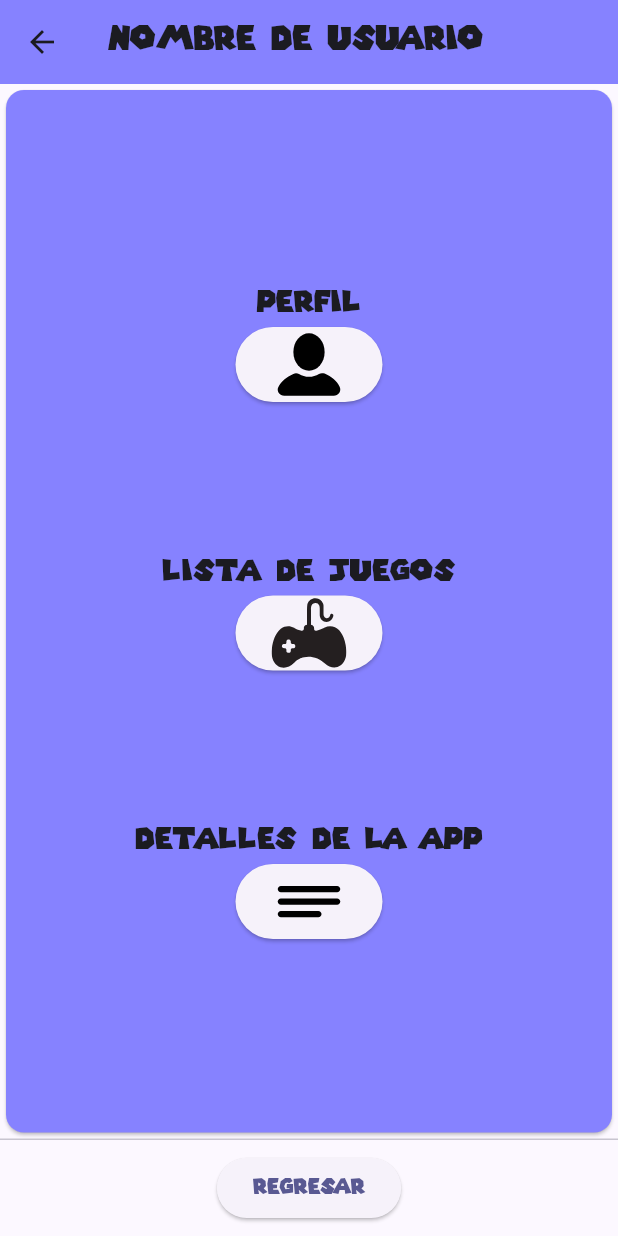
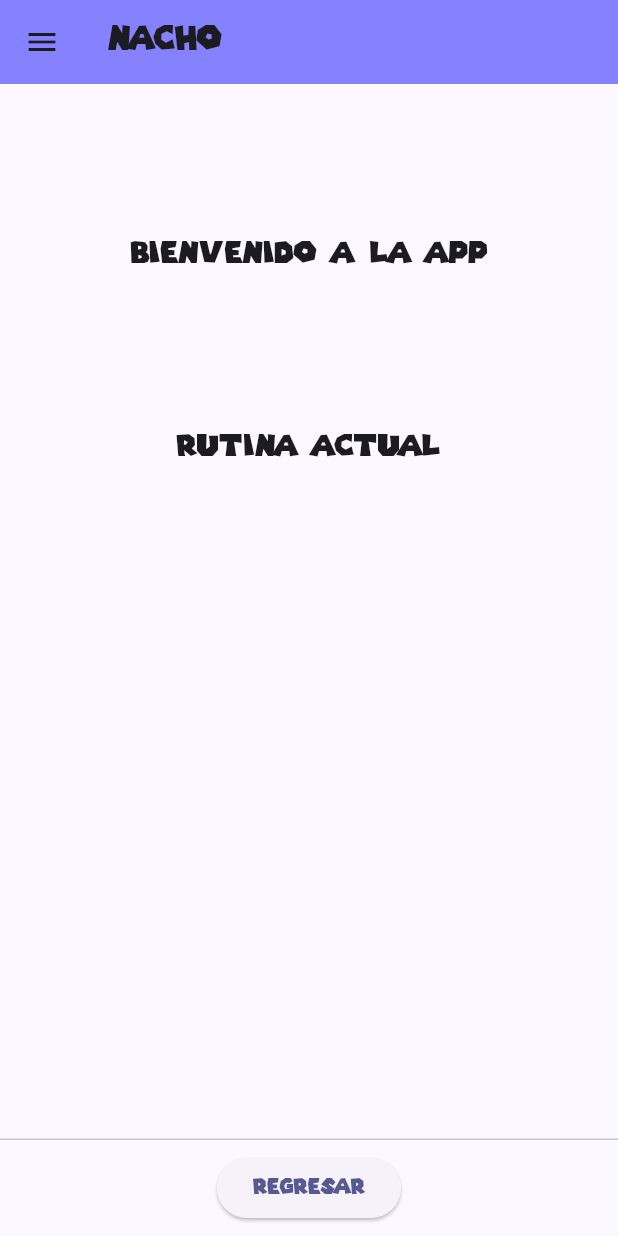
Before and after one commit to Katakur/Up_Grade, a Flutter app: the Menu screen opened directly, on a phone screen of 412 x 824 dp. Run offline on Flutter 3.47's test engine with Material 3 defaults, Android fonts, the phone set to English and light mode, and no system bars; our stand-ins replace flutter_svg; missing offline and left inert: dart:ffi.

Commit message:
Nuevas pantallas, nuevas clases, nuevo menu

```diff
--- /dev/null
+++ b/up_grade/lib/juego.dart
@@ -0,0 +1,23 @@
+import 'dart:ffi';
+
+import 'package:flutter/material.dart';
+import 'package:flutter_svg/flutter_svg.dart';
+
+import 'detallesRutina.dart';
+
+class juegos {
+  int ID;
+  String imagen;
+  String nombre;
+  int anno;
+  String genero;
+  String descripcion;
+  String link;
+  Float puntuacion;
+  int dannoTotal;
+  int tiempoPartida;
+
+  juegos(this.ID, this.imagen, this.nombre, this.anno, this.genero, this.descripcion, this.link, this.puntuacion, this.dannoTotal,
+  this.tiempoPartida);
+
+}
--- a/up_grade/lib/menu.dart
+++ b/up_grade/lib/menu.dart
@@ -22,54 +22,77 @@ class Menu extends StatelessWidget {
     return Scaffold(
       appBar: AppBar(
         backgroundColor: Color.fromARGB(255, 134, 130, 255),
-        title: Text("Nombre de usuario"),
+        title: Text("Nacho"),
       ),
 
-      body: Center(
-        child: Card(
-          color: Color.fromARGB(255, 134, 130, 255),
-        child: Column(
-          mainAxisAlignment: MainAxisAlignment.center,
+      drawer: Drawer( //Menu desplegable
+        child: ListView(
+          padding: EdgeInsets.zero,
           children: <Widget>[
-          // PERFIL DE USUARIO ///
-          Text(' Perfil ',  style: TextStyle(fontFamily: 'Mario', fontSize: 20)),
-          ElevatedButton(
-            onPressed: () {
-              Navigator.push(
-                context,
-                MaterialPageRoute(
-                builder: (context) => const perfilJugador())); //ir a perfil Jugador
-            },
-          child: SvgPicture.asset(iconUser, height: 50, width: 50,)),
-          // PERFIL DE USUARIO ///
-          Text(' \n \n \n \n'),// Salto de espacio
-          // LISTA DE JUEGOS ///
-          Text(' Lista de Juegos ',  style: TextStyle(fontFamily: 'Mario', fontSize: 20)),
-          ElevatedButton(
-            onPressed: () {
-              Navigator.push(
-                context,
-                MaterialPageRoute(
-                builder: (context) => const listaJuegos())); //ir a lista de juegos
-            },
-            child: SvgPicture.asset(iconController, height: 50, width: 50,)),
-            // LISTA DE JUEGOS ///
+            //SvgPicture.asset(icon1),
+            const DrawerHeader(
+              decoration: BoxDecoration(
+                color: Colors.amber,
+              ),
+              child: Text('Menu'),
+            ),
+            ListTile(
+              //leading: SvgPicture.asset( ),
+              //leading: Icon(Icons.iconController)
+              title: Text('Inicio'),
+              onTap: () {
+                Navigator.pop(context);
+              },
+            ),
+            ListTile(
+              leading: SvgPicture.asset(iconUser, width: 45, height: 45),
+              title: const Text('Perfil'),
+              onTap: () {
+                Navigator.push(
+                  context,
+                  MaterialPageRoute(builder: (context) => const perfilJugador()),
+                );
+              },
+            ),
+            ListTile(
+              leading: SvgPicture.asset(iconController, width: 45, height: 45),
+              title: const Text('Lista de juegos'),
+              onTap: () {
+                Navigator.push(
+                  context,
+                  MaterialPageRoute(builder: (context) => const listaJuegos()),
+                );
+              },
+            ),
+            ListTile(
+              leading: SvgPicture.asset(iconDetails, width: 45, height: 45),
+              title: const Text('Detalles de la app'),
+              onTap: () {
+                Navigator.push(
+                  context,
+                  MaterialPageRoute(builder: (context) => const DetallesApp()),
+                );
+              },
+            ),
+          ],
+        ),
+      ),
+
+       body: Center(
+        // Detalles de la aplicación
+        child:  Column(
+          mainAxisAlignment: MainAxisAlignment.start,
+          children: <Widget>[
             Text(' \n \n \n \n'),// Salto de espacio
-            // DETALLES DE LA APP ///
-            Text(' Detalles de la app ',  style: TextStyle(fontFamily: 'Mario', fontSize: 20)),
-          ElevatedButton(
-            onPressed: () {
-              Navigator.push(
-                context,
-                MaterialPageRoute(
-                builder: (context) => const DetallesApp())); //ir a lista de juegos
-            },
-            child: SvgPicture.asset(iconDetails, height: 50, width: 50,)),
-        Row(),
+
+            Text(' Bienvenido a la App ',  style: TextStyle(fontFamily: 'Mario', fontSize: 20)),
+
+            Text(' \n \n \n \n'),// Salto de espacio
+
+            Text(' Rutina actual ',  style: TextStyle(fontFamily: 'Mario', fontSize: 20)),
           ]
         )
-      )
-    ),
+      ),
 
       persistentFooterAlignment: AlignmentDirectional.bottomCenter,
       persistentFooterButtons: <Widget>[
--- a/up_grade/lib/perfilJugador.dart
+++ b/up_grade/lib/perfilJugador.dart
@@ -26,10 +26,10 @@ class perfilJugador extends StatelessWidget {
             Row(
               children: [
               SvgPicture.asset(iconUser, height: 75, width: 75,),
-              Text("  Nombre de usuario", style: TextStyle(fontFamily: "Mario", fontSize: 20)),
+              Text("  Nacho", style: TextStyle(fontFamily: "Mario", fontSize: 20)),
               ],
             ),
-            Text(' Descripción del usuario ',  style: TextStyle(fontFamily: 'Mario', fontSize: 20)),
+            Text(' Soy jugador nuevo y busco mejorar en juegos de pelea tipo smash para salirme de la U ',  style: TextStyle(fontFamily: 'Mario', fontSize: 20)),
 
             Text(' \n \n \n \n'),// Salto de espacio
 
--- /dev/null
+++ b/up_grade/lib/rutina.dart
@@ -0,0 +1,17 @@
+import 'dart:ffi';
+
+import 'package:flutter/material.dart';
+import 'package:flutter_svg/flutter_svg.dart';
+
+import 'detallesRutina.dart';
+
+class juegos {
+  int ID;
+  bool completo;
+  int total;
+  String descripcion;
+  String image;
+
+  juegos(this.ID, this.completo, this.total, this.descripcion, this.image);
+
+}
```
Also changed, not shown: up_grade/lib/listaJuegos.dart (+66 -24 lines).
